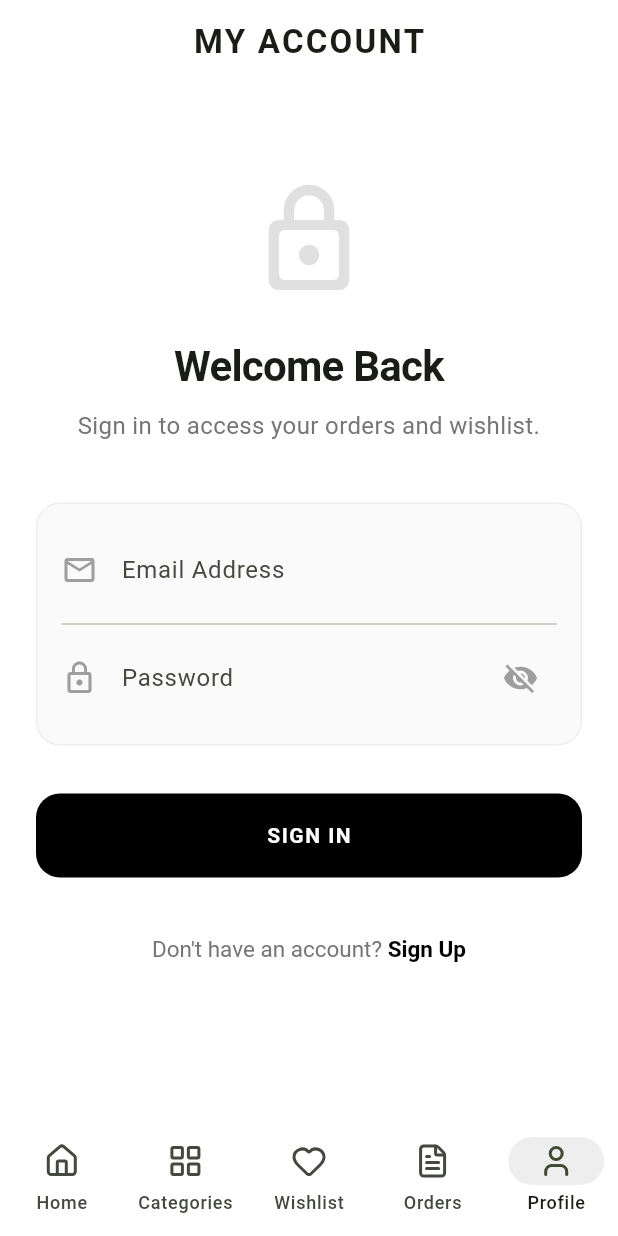
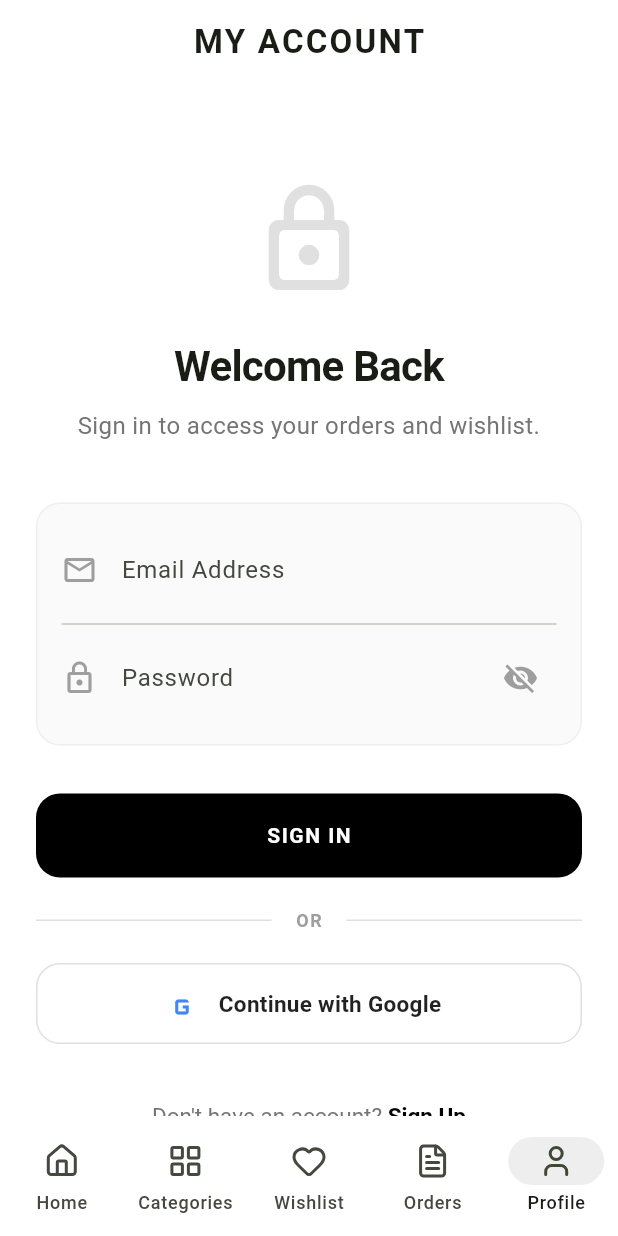
Before and after one commit to Akhilvijayanvj/svaneya-user-app, a Flutter app: the screen it shows after launch, item 5 of the bottom bar chosen, on a phone screen of 412 x 824 dp. Run offline on Flutter 3.47's test engine with Material 3 defaults, Android fonts, the phone set to English and light mode, and no system bars; our stand-ins replace badges, carousel_slider, firebase_core, firebase_messaging, flutter_local_notifications, flutter_widget_from_html and 5 more; missing offline and left inert: razorpay_flutter; accounts and stored records are empty; network calls fail.

Commit message:
Add Google OAuth sign-in and deep link redirect intent filter

```diff
--- a/lib/account.dart
+++ b/lib/account.dart
@@ -56,6 +56,44 @@ class _AccountScreenState extends State<AccountScreen> {
     } finally {
       if (mounted) setState(() => isLoading = false);
     }
+  }
+
+  Future<void> signInWithGoogle() async {
+    setState(() => isLoading = true);
+    try {
+      await supabase.auth.signInWithOAuth(
+        OAuthProvider.google,
+        redirectTo: 'io.supabase.svaneya://login-callback',
+      );
+    } catch (e) {
+      if (mounted) {
+        ScaffoldMessenger.of(context).showSnackBar(
+          SnackBar(
+            content: Text(e.toString().replaceAll('AuthException: ', '')),
+            backgroundColor: Colors.red,
+          ),
+        );
+      }
+    } finally {
+      if (mounted) setState(() => isLoading = false);
+    }
+  }
+
+  Widget _buildGoogleLogo() {
+    return Container(
+      width: 20,
+      height: 20,
+      margin: const EdgeInsets.only(right: 8),
+      child: Image.network(
+        'https://www.gstatic.com/images/branding/product/2x/googleg_48dp.png',
+        fit: BoxFit.contain,
+        errorBuilder: (context, error, stackTrace) => const Icon(
+          Icons.g_mobiledata,
+          size: 24,
+          color: Color(0xFF4285F4),
+        ),
+      ),
+    );
   }
 
   Future<void> signOut() async {
@@ -143,6 +181,52 @@ class _AccountScreenState extends State<AccountScreen> {
             ),
           ),
 
+          const SizedBox(height: 20),
+
+          Row(
+            children: [
+              Expanded(child: Divider(color: Colors.grey.shade300)),
+              Padding(
+                padding: const EdgeInsets.symmetric(horizontal: 16),
+                child: Text(
+                  "OR",
+                  style: TextStyle(
+                    color: Colors.grey.shade500,
+                    fontWeight: FontWeight.w600,
+                    fontSize: 12,
+                    letterSpacing: 1,
+                  ),
+                ),
+              ),
+              Expanded(child: Divider(color: Colors.grey.shade300)),
+            ],
+          ),
+
+          const SizedBox(height: 20),
+
+          // Google Sign In Button
+          SizedBox(
+            height: 54,
+            child: OutlinedButton.icon(
+              onPressed: isLoading ? null : signInWithGoogle,
+              icon: _buildGoogleLogo(),
+              label: const Text(
+                "Continue with Google",
+                style: TextStyle(
+                  color: Colors.black87,
+                  fontSize: 15,
+                  fontWeight: FontWeight.w600,
+                  letterSpacing: 0.2,
+                ),
+              ),
+              style: OutlinedButton.styleFrom(
+                backgroundColor: Colors.white,
+                side: BorderSide(color: Colors.grey.shade300),
+                shape: RoundedRectangleBorder(borderRadius: BorderRadius.circular(16)),
+              ),
+            ),
+          ),
+
           const SizedBox(height: 24),
 
           TextButton(
@@ -170,6 +254,9 @@ class _AccountScreenState extends State<AccountScreen> {
   }
 
   Widget _buildProfileScreen(User user) {
+    final avatarUrl = user.userMetadata?['avatar_url'] as String?;
+    final displayName = user.userMetadata?['full_name'] ?? user.userMetadata?['name'] ?? user.email ?? 'Customer';
+
     return ListView(
       padding: const EdgeInsets.all(24.0),
       children: [
@@ -178,7 +265,8 @@ class _AccountScreenState extends State<AccountScreen> {
             CircleAvatar(
               radius: 30,
               backgroundColor: Colors.grey.shade200,
-              child: const Icon(Icons.person, size: 30, color: Colors.grey),
+              backgroundImage: avatarUrl != null ? NetworkImage(avatarUrl) : null,
+              child: avatarUrl == null ? const Icon(Icons.person, size: 30, color: Colors.grey) : null,
             ),
             const SizedBox(width: 16),
             Expanded(
@@ -186,7 +274,9 @@ class _AccountScreenState extends State<AccountScreen> {
                 crossAxisAlignment: CrossAxisAlignment.start,
                 children: [
                   const Text("Hello,", style: TextStyle(color: Colors.grey, fontSize: 14)),
-                  Text(user.email ?? '', style: const TextStyle(fontSize: 18, fontWeight: FontWeight.bold), maxLines: 1, overflow: TextOverflow.ellipsis),
+                  Text(displayName, style: const TextStyle(fontSize: 18, fontWeight: FontWeight.bold), maxLines: 1, overflow: TextOverflow.ellipsis),
+                  if (user.email != null && displayName != user.email)
+                    Text(user.email!, style: TextStyle(fontSize: 13, color: Colors.grey.shade600), maxLines: 1, overflow: TextOverflow.ellipsis),
                 ],
               ),
             ),
```
Also changed, not shown: 1 other file.
